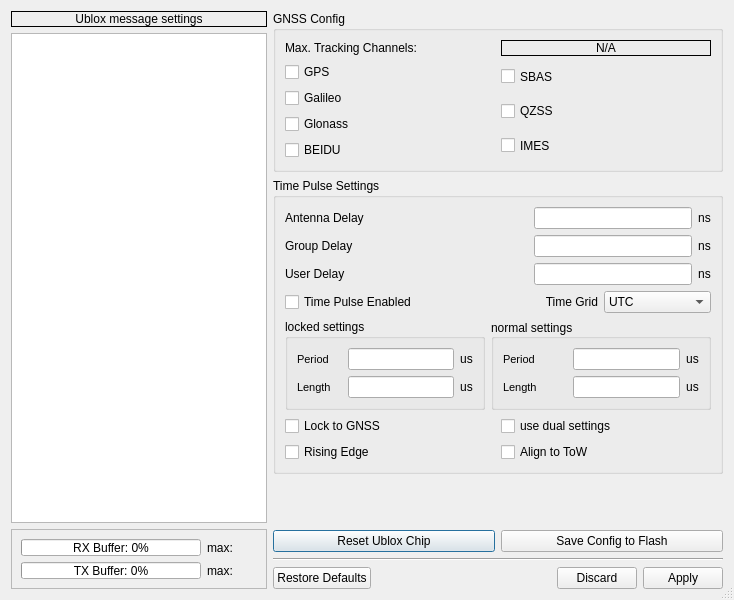
The window that gui/src/ubloxsettingsform.ui (MuonPi/muondetector) describes before a commit, drawn with Qt 5.
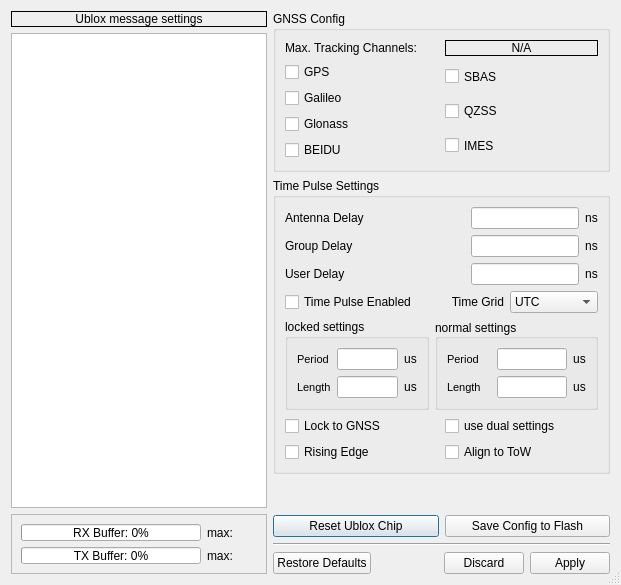
The same window after the commit.

Commit message: modified the widget layouts and sizes slightly to allow for a slightly smaller window height

```diff
--- a/gui/src/ubloxsettingsform.ui
+++ b/gui/src/ubloxsettingsform.ui
@@ -9,8 +9,8 @@
    <rect>
     <x>0</x>
     <y>0</y>
-    <width>734</width>
-    <height>600</height>
+    <width>621</width>
+    <height>585</height>
    </rect>
   </property>
   <property name="sizePolicy">
@@ -932,7 +932,7 @@
      <property name="sizeHint" stdset="0">
       <size>
        <width>20</width>
-       <height>20</height>
+       <height>10</height>
       </size>
      </property>
     </spacer>
```
The commit also changes 9 other files.
